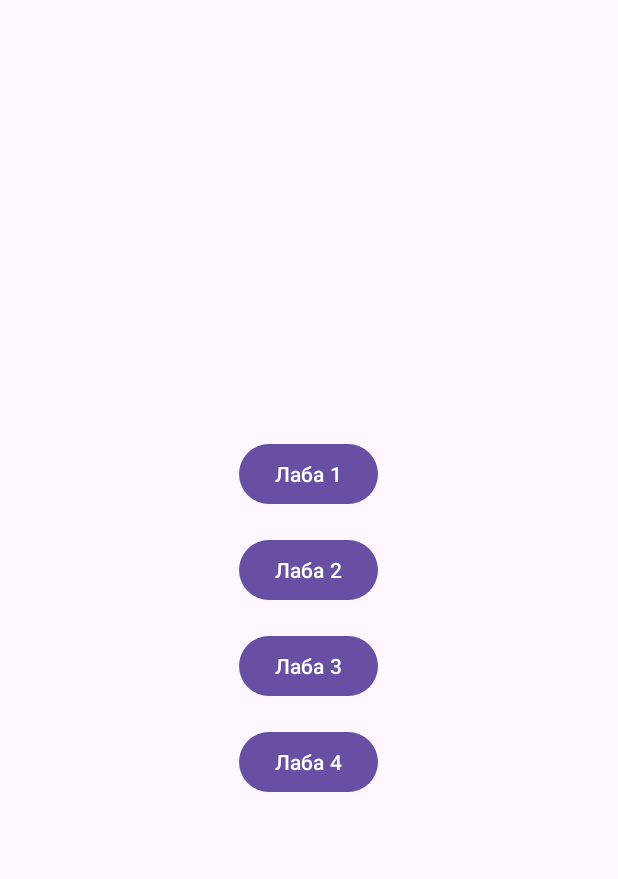
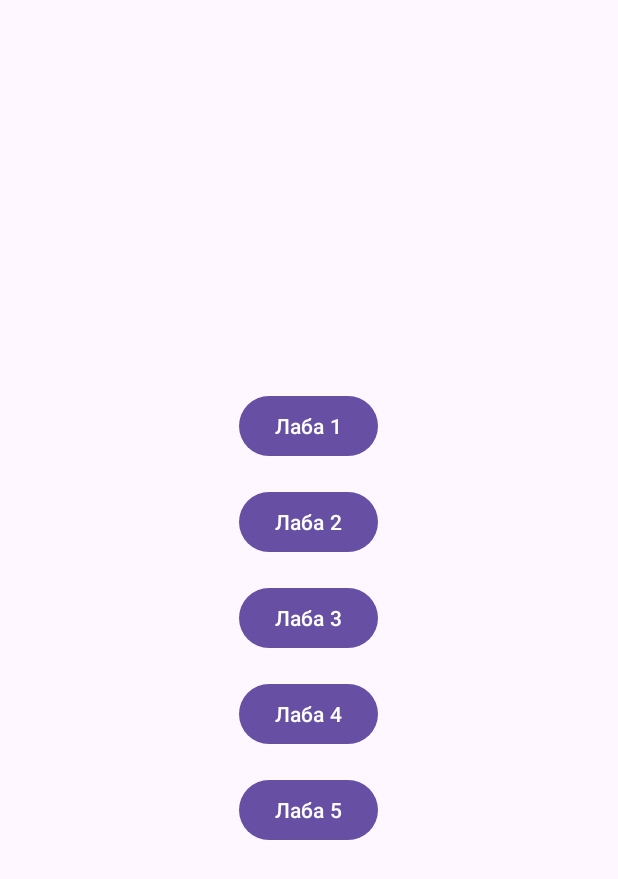
Before and after one commit to eln02/mobile_labs, an Android app: the screen it shows after launch (MainActivity), on a phone screen of 412 x 824 dp. Shown: the top 879 px of the screen. Run offline under Robolectric (Android 15) with nearby library versions, the phone set to English and light mode, and no system bars.

Commit message:
Add lab 5

```diff
--- a/app/src/main/AndroidManifest.xml
+++ b/app/src/main/AndroidManifest.xml
@@ -6,9 +6,9 @@
         android:allowBackup="true"
         android:dataExtractionRules="@xml/data_extraction_rules"
         android:fullBackupContent="@xml/backup_rules"
-        android:icon="@mipmap/ic_launcher"
+        android:icon="@drawable/pig"
         android:label="@string/app_name"
-        android:roundIcon="@mipmap/ic_launcher_round"
+        android:roundIcon="@drawable/pig"
         android:supportsRtl="true"
         android:theme="@style/Theme.Mobile_labs"
         tools:targetApi="31">
--- a/app/src/main/java/com/example/mobile_labs/MainActivity.java
+++ b/app/src/main/java/com/example/mobile_labs/MainActivity.java
@@ -55,5 +55,14 @@ public class MainActivity extends AppCompatActivity {
                 startActivity(intent);
             }
         });
+
+        Button buttonLaba5 = findViewById(R.id.button_laba5);
+        buttonLaba5.setOnClickListener(new View.OnClickListener() {
+            @Override
+            public void onClick(View v) {
+                // Завершить текущее Activity
+                finish();
+            }
+        });
     }
 }
--- a/app/src/main/res/layout/activity_main.xml
+++ b/app/src/main/res/layout/activity_main.xml
@@ -32,4 +32,11 @@
         android:layout_height="wrap_content"
         android:text="Лаба 4"
         android:layout_marginTop="16dp"/>
+
+    <Button
+        android:id="@+id/button_laba5"
+        android:layout_width="wrap_content"
+        android:layout_height="wrap_content"
+        android:text="Лаба 5"
+        android:layout_marginTop="16dp"/>
 </LinearLayout>
```
Also changed, not shown: app/src/main/res/drawable/pig.jpg (added).
